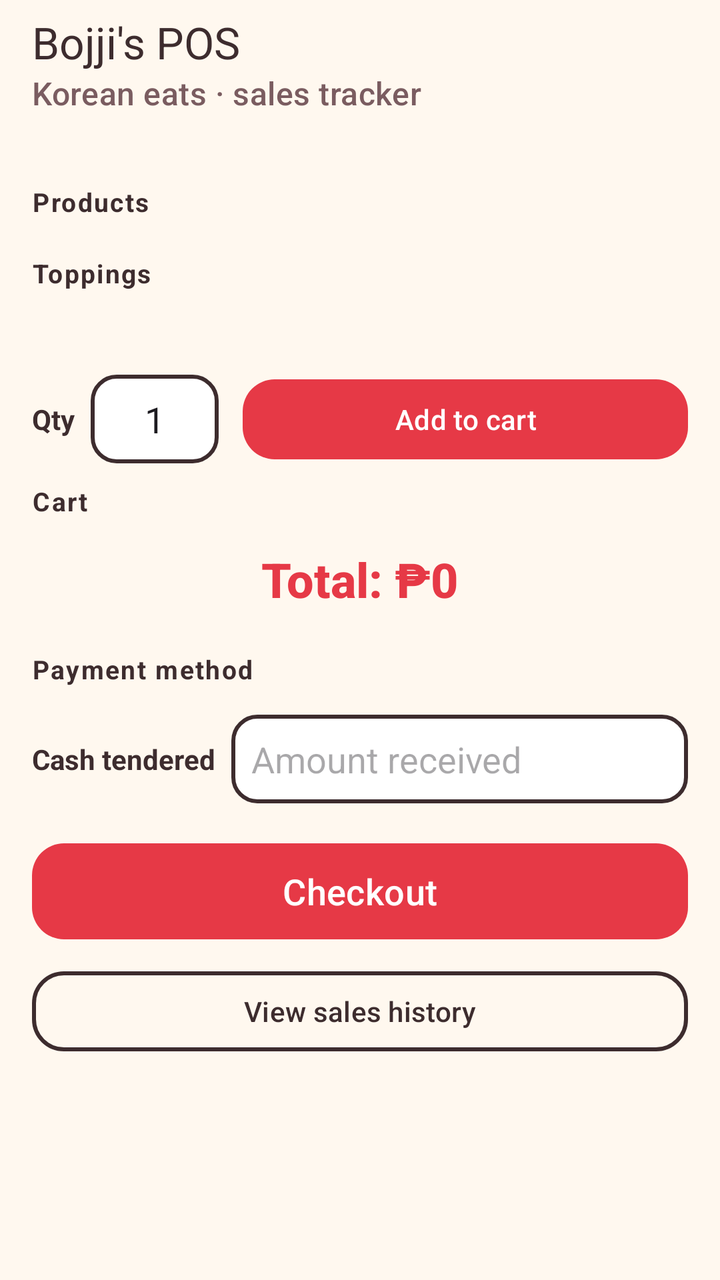
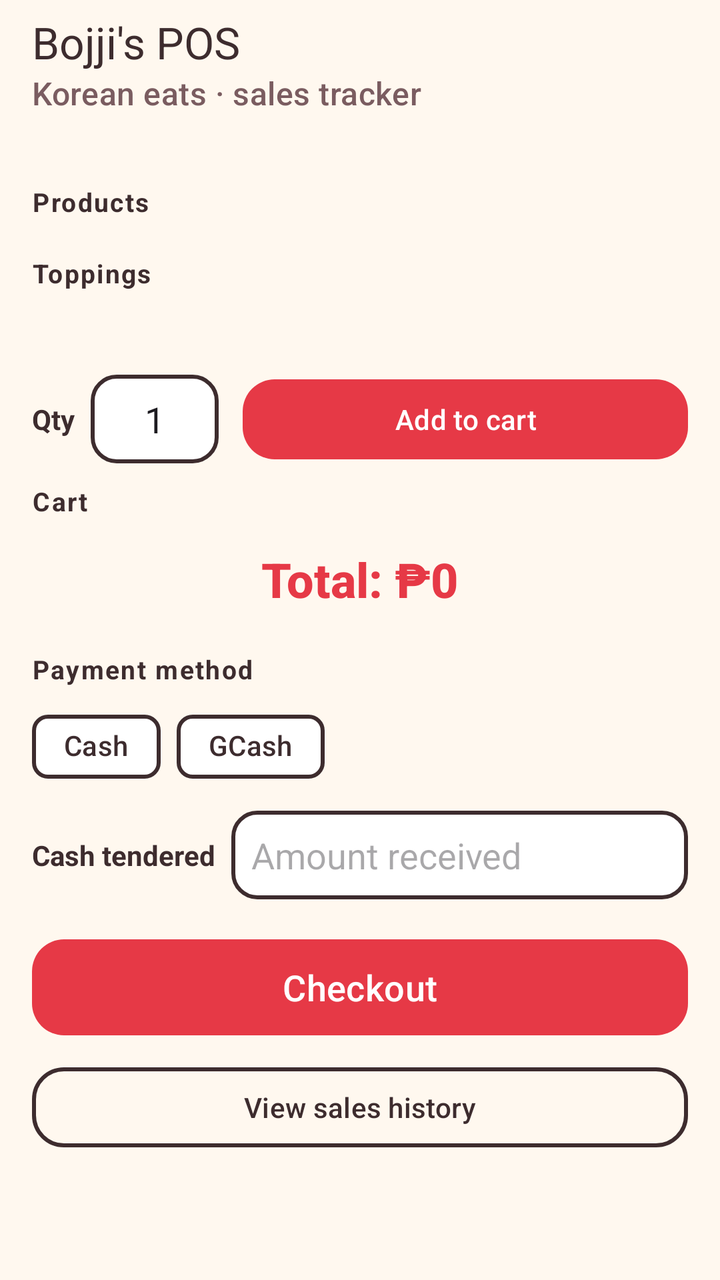

Compare the two renders of this Android layout. The source of the first and the diff that turns it into the second are given below.
<!-- AndroidManifest.xml: application theme Theme.BojjisPOS -->
<!-- res/layout/activity_main.xml -->
<?xml version="1.0" encoding="utf-8"?>
<androidx.coordinatorlayout.widget.CoordinatorLayout xmlns:android="http://schemas.android.com/apk/res/android"
    xmlns:app="http://schemas.android.com/apk/res-auto"
    android:layout_width="match_parent"
    android:layout_height="match_parent"
    android:background="#FFF8EF">

    <com.google.android.material.appbar.AppBarLayout
        android:layout_width="match_parent"
        android:layout_height="wrap_content"
        android:background="#FFF8EF"
        app:elevation="0dp">

        <com.google.android.material.appbar.MaterialToolbar
            android:id="@+id/toolbar"
            android:layout_width="match_parent"
            android:layout_height="?attr/actionBarSize"
            app:title="@string/app_name"
            app:titleTextColor="#3D2C2E"
            app:subtitle="@string/pos_subtitle"
            app:subtitleTextColor="#7A5C60" />
    </com.google.android.material.appbar.AppBarLayout>

    <androidx.core.widget.NestedScrollView
        android:layout_width="match_parent"
        android:layout_height="match_parent"
        app:layout_behavior="@string/appbar_scrolling_view_behavior">

        <LinearLayout
            android:layout_width="match_parent"
            android:layout_height="wrap_content"
            android:orientation="vertical"
            android:padding="16dp">

            
            <TextView
                style="@style/SectionLabel"
                android:text="@string/products" />

            <com.google.android.material.chip.ChipGroup
                android:id="@+id/productChipGroup"
                android:layout_width="match_parent"
                android:layout_height="wrap_content"
                app:selectionRequired="true"
                app:singleSelection="true" />

            
            <TextView
                style="@style/SectionLabel"
                android:text="@string/toppings" />

            <TextView
                android:id="@+id/toppingHint"
                android:layout_width="match_parent"
                android:layout_height="wrap_content"
                android:textColor="#7A5C60"
                android:textSize="12sp"
                android:layout_marginBottom="6dp" />

            <com.google.android.material.chip.ChipGroup
                android:id="@+id/toppingChipGroup"
                android:layout_width="match_parent"
                android:layout_height="wrap_content" />

            
            <LinearLayout
                android:layout_width="match_parent"
                android:layout_height="wrap_content"
                android:orientation="horizontal"
                android:gravity="center_vertical"
                android:layout_marginTop="12dp">

                <TextView
                    android:layout_width="wrap_content"
                    android:layout_height="wrap_content"
                    android:text="@string/qty"
                    android:textStyle="bold"
                    android:textColor="#3D2C2E" />

                <EditText
                    android:id="@+id/qtyEdit"
                    android:layout_width="64dp"
                    android:layout_height="wrap_content"
                    android:layout_marginStart="8dp"
                    android:text="1"
                    android:inputType="number"
                    android:importantForAutofill="no"
                    android:background="@drawable/bg_input"
                    android:padding="10dp"
                    android:textAlignment="center" />

                <com.google.android.material.button.MaterialButton
                    android:id="@+id/btnAddToCart"
                    android:layout_width="0dp"
                    android:layout_height="wrap_content"
                    android:layout_weight="1"
                    android:layout_marginStart="12dp"
                    android:text="@string/add_to_cart"
                    app:backgroundTint="#E63946"
                    app:cornerRadius="16dp" />
            </LinearLayout>

            
            <TextView
                style="@style/SectionLabel"
                android:text="@string/cart"
                android:layout_marginTop="8dp" />

            <TextView
                android:id="@+id/emptyCart"
                android:layout_width="match_parent"
                android:layout_height="wrap_content"
                android:text="@string/cart_empty"
                android:textAlignment="center"
                android:textColor="#7A5C60"
                android:padding="16dp"
                android:visibility="gone" />

            <androidx.recyclerview.widget.RecyclerView
                android:id="@+id/cartList"
                android:layout_width="match_parent"
                android:layout_height="wrap_content"
                android:nestedScrollingEnabled="false" />

            <TextView
                android:id="@+id/totalText"
                android:layout_width="match_parent"
                android:layout_height="wrap_content"
                android:text="@string/total_zero"
                android:textAlignment="center"
                android:textSize="24sp"
                android:textStyle="bold"
                android:textColor="#E63946"
                android:fontFamily="sans-serif-medium"
                android:layout_marginVertical="8dp" />

            
            <TextView
                style="@style/SectionLabel"
                android:text="@string/payment_method" />

            <com.google.android.material.chip.ChipGroup
                android:id="@+id/paymentGroup"
                android:layout_width="match_parent"
                android:layout_height="wrap_content"
                app:selectionRequired="true"
                app:singleSelection="true">

                <com.google.android.material.chip.Chip
                    android:id="@+id/chipCash"
                    style="@style/PayChip"
                    android:text="@string/cash" />

                <com.google.android.material.chip.Chip
                    android:id="@+id/chipGcash"
                    style="@style/PayChip"
                    android:text="@string/gcash" />
            </com.google.android.material.chip.ChipGroup>

            <LinearLayout
                android:id="@+id/cashSection"
                android:layout_width="match_parent"
                android:layout_height="wrap_content"
                android:orientation="horizontal"
                android:gravity="center_vertical"
                android:layout_marginTop="8dp">

                <TextView
                    android:layout_width="wrap_content"
                    android:layout_height="wrap_content"
                    android:text="@string/cash_tendered"
                    android:textStyle="bold"
                    android:textColor="#3D2C2E" />

                <EditText
                    android:id="@+id/editCash"
                    android:layout_width="0dp"
                    android:layout_height="wrap_content"
                    android:layout_weight="1"
                    android:layout_marginStart="8dp"
                    android:hint="@string/cash_hint"
                    android:inputType="number"
                    android:importantForAutofill="no"
                    android:background="@drawable/bg_input"
                    android:padding="10dp" />
            </LinearLayout>

            <com.google.android.material.button.MaterialButton
                android:id="@+id/btnCheckout"
                android:layout_width="match_parent"
                android:layout_height="56dp"
                android:layout_marginTop="16dp"
                android:text="@string/checkout"
                android:textSize="18sp"
                app:backgroundTint="#E63946"
                app:cornerRadius="16dp" />

            <com.google.android.material.button.MaterialButton
                android:id="@+id/btnHistory"
                style="@style/Widget.Material3.Button.OutlinedButton"
                android:layout_width="match_parent"
                android:layout_height="wrap_content"
                android:layout_marginTop="8dp"
                android:layout_marginBottom="24dp"
                android:text="@string/view_sales_history"
                android:textColor="#3D2C2E"
                app:cornerRadius="16dp"
                app:strokeColor="#3D2C2E"
                app:strokeWidth="2dp" />
        </LinearLayout>
    </androidx.core.widget.NestedScrollView>
</androidx.coordinatorlayout.widget.CoordinatorLayout>
<!-- resources referenced by this layout -->
<resources>
  <!-- drawable bg_input (drawable) -->
  <?xml version="1.0" encoding="utf-8"?>
  <shape xmlns:android="http://schemas.android.com/apk/res/android" android:shape="rectangle">
      <solid android:color="#FFFFFF" />
      <corners android:radius="12dp" />
      <stroke android:width="2dp" android:color="#3D2C2E" />
  </shape>
  <string name="add_to_cart">Add to cart</string>
  <string name="app_name">Bojji\'s POS</string>
  <string name="cart">Cart</string>
  <string name="cart_empty">Cart is empty — add something tasty!</string>
  <string name="cash">Cash</string>
  <string name="cash_hint">Amount received</string>
  <string name="cash_tendered">Cash tendered</string>
  <string name="checkout">Checkout</string>
  <string name="gcash">GCash</string>
  <string name="payment_method">Payment method</string>
  <string name="pos_subtitle">Korean eats · sales tracker</string>
  <string name="products">Products</string>
  <string name="qty">Qty</string>
  <string name="toppings">Toppings</string>
  <string name="total_zero">Total: ₱0</string>
  <string name="view_sales_history">View sales history</string>
  <style name="PayChip" parent="Widget.Material3.Chip.Filter">
          <item name="chipBackgroundColor">@color/chip_pay_bg</item>
          <item name="android:textColor">@color/ink</item>
          <item name="chipStrokeColor">@color/ink</item>
          <item name="chipStrokeWidth">2dp</item>
      </style>
  <style name="SectionLabel">
          <item name="android:layout_width">match_parent</item>
          <item name="android:layout_height">wrap_content</item>
          <item name="android:textStyle">bold</item>
          <item name="android:textColor">@color/ink</item>
          <item name="android:textSize">13sp</item>
          <item name="android:layout_marginTop">12dp</item>
          <item name="android:layout_marginBottom">6dp</item>
          <item name="android:letterSpacing">0.06</item>
      </style>
  <style name="Theme.BojjisPOS" parent="Theme.Material3.Light.NoActionBar">
          <item name="colorPrimary">@color/red</item>
          <item name="colorOnPrimary">@color/white</item>
          <item name="colorSecondary">@color/red_bright</item>
          <item name="colorOnSecondary">@color/white</item>
          <item name="android:statusBarColor">@color/cream</item>
          <item name="android:windowLightStatusBar">true</item>
          <item name="android:navigationBarColor">@color/cream</item>
          <item name="colorSurface">@color/white</item>
          <item name="colorOnSurface">@color/ink</item>
      </style>
  <color name="ink">#3D2C2E</color>
  <color name="red">#E63946</color>
  <color name="white">#FFFFFF</color>
  <color name="red_bright">#FF5D5D</color>
  <color name="cream">#FFF8EF</color>
</resources>

<!-- the commit's change to res/layout/activity_main.xml (unified diff, before → after) -->
@@ -149,11 +149,15 @@
                 <com.google.android.material.chip.Chip
                     android:id="@+id/chipCash"
                     style="@style/PayChip"
+                    android:layout_width="wrap_content"
+                    android:layout_height="wrap_content"
                     android:text="@string/cash" />
 
                 <com.google.android.material.chip.Chip
                     android:id="@+id/chipGcash"
                     style="@style/PayChip"
+                    android:layout_width="wrap_content"
+                    android:layout_height="wrap_content"
                     android:text="@string/gcash" />
             </com.google.android.material.chip.ChipGroup>
 
